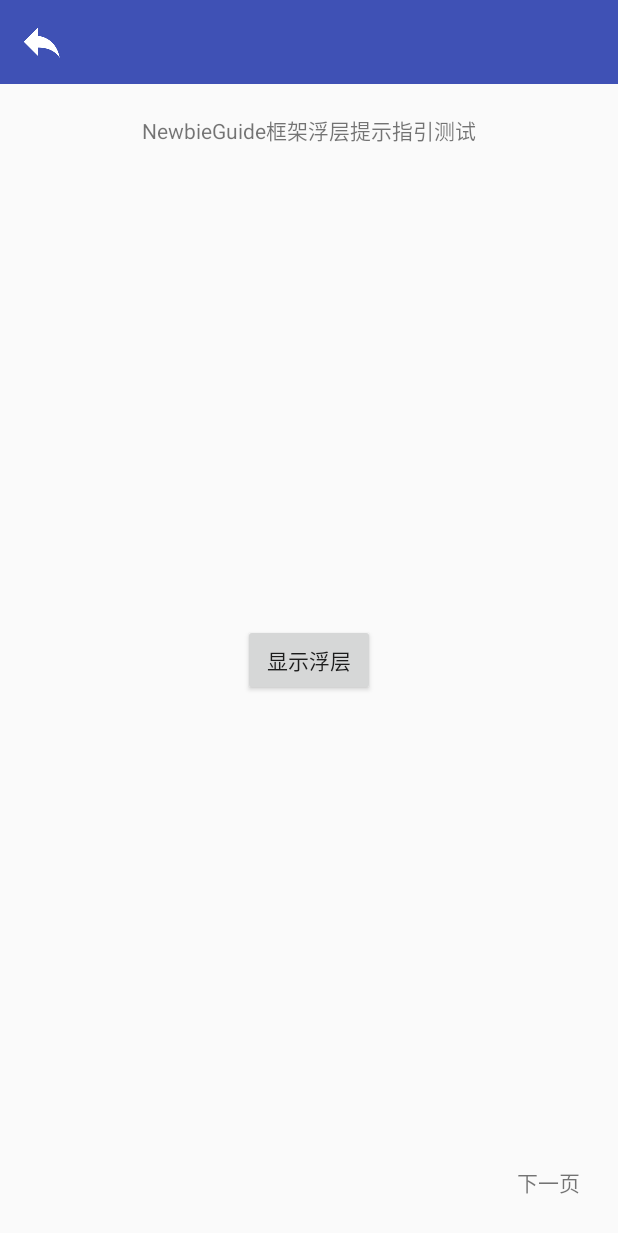
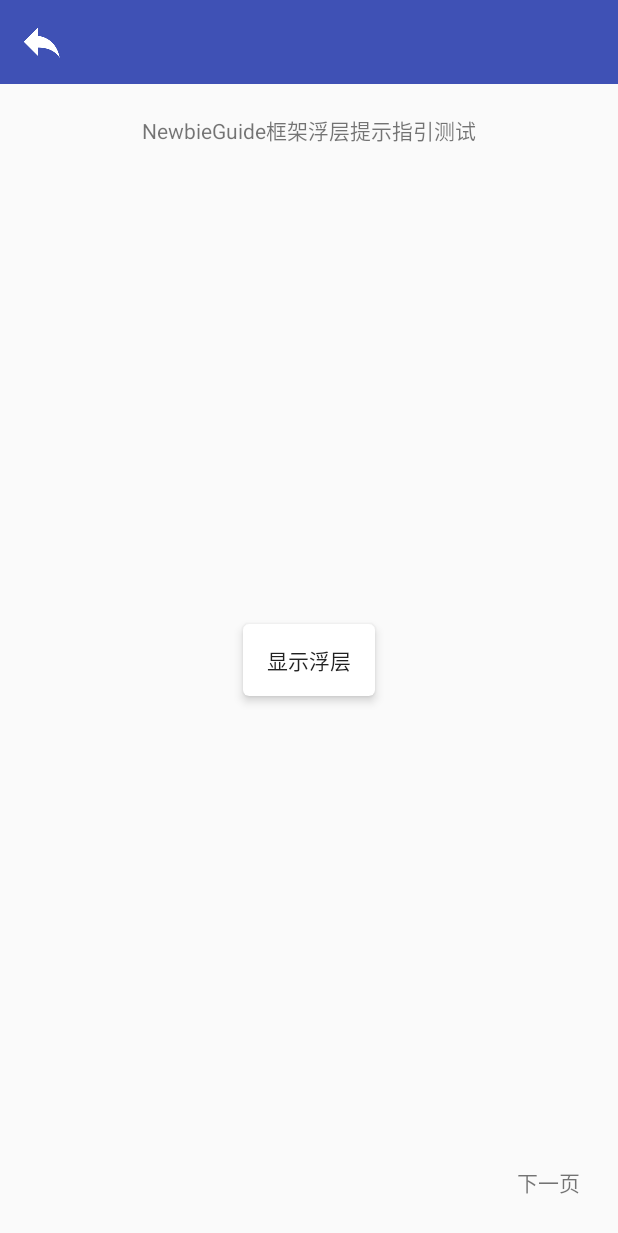
Before and after one commit to WeiRing/TestProject, an Android app: the NewbieGuideActivity screen opened directly, with no data from a screen before it, on a phone screen of 412 x 824 dp. Shown: the top 1233 px of the screen. Run offline under Robolectric (Android 15) with nearby library versions, the phone set to English and light mode, and no system bars; libraries missing offline, so code that uses them is left out: com.app.hubert, com.blankj.utilcode; 1 statement that could not run was skipped.

```diff
--- a/app/build.gradle
+++ b/app/build.gradle
@@ -54,7 +54,7 @@ dependencies {
     compile 'com.android.support:cardview-v7:25.3.1'
     compile 'com.android.support:recyclerview-v7:25.3.1'
     compile 'com.github.tosslife:pullloadview:1.0.2'
-    compile 'com.blankj:utilcode:1.7.1'
+    compile 'com.blankj:utilcode:1.9.0'
     compile 'org.greenrobot:greendao:3.2.0'
     compile 'com.jakewharton:butterknife:7.0.1'
     compile 'io.reactivex:rxjava:1.0.14'
@@ -70,6 +70,7 @@ dependencies {
     compile 'com.android.support:support-v4:25.3.1'
     compile 'com.github.huburt-Hu:NewbieGuide:v1.0.2'
     compile 'com.github.Othershe:NiceDialog:1.1.2'
+    compile 'com.zhy:base-rvadapter:3.0.3'
     compile 'com.android.support:design:25.3.1'
     testCompile 'junit:junit:4.12'
 }
--- a/app/src/main/AndroidManifest.xml
+++ b/app/src/main/AndroidManifest.xml
@@ -5,7 +5,7 @@
     <application
         android:name=".MyApplication"
         android:allowBackup="true"
-        android:icon="@mipmap/ic_launcher"
+        android:icon="@mipmap/code_util_icon"
         android:label="@string/app_name"
         android:supportsRtl="true"
         android:theme="@style/AppTheme">
--- a/app/src/main/java/com/linjiawei/mytestdemo/MyApplication.java
+++ b/app/src/main/java/com/linjiawei/mytestdemo/MyApplication.java
@@ -24,7 +24,7 @@ public class MyApplication extends Application {
 
     //初始化标记2 初始化万能工具类
     private void initUtilCode(){
-        Utils.init(mContext);
+        Utils.init(this);
     }
 
 }
--- a/app/src/main/res/layout/activity_newbie_guide.xml
+++ b/app/src/main/res/layout/activity_newbie_guide.xml
@@ -15,12 +15,22 @@
         android:layout_marginTop="20dp"
         android:text="NewbieGuide框架浮层提示指引测试"/>
 
-    <Button
-        android:onClick="showNewbieGuide"
-        android:text="显示浮层"
+    <android.support.v7.widget.CardView
+        android:layout_width="wrap_content"
+        android:layout_height="wrap_content"
         android:layout_centerInParent="true"
-        android:layout_width="wrap_content"
-        android:layout_height="wrap_content"/>
+        app:cardCornerRadius="4dp"
+        app:cardElevation="4dp">
+
+        <Button
+            android:layout_width="wrap_content"
+            android:layout_height="wrap_content"
+            android:background="@null"
+            android:onClick="showNewbieGuide"
+            android:text="显示浮层"/>
+
+    </android.support.v7.widget.CardView>
+
 
     <TextView
         android:id="@+id/nextPageBtn"
--- a/build.gradle
+++ b/build.gradle
@@ -16,6 +16,7 @@ buildscript {
 allprojects {
     repositories {
         jcenter()
+        maven { url 'https://jitpack.io' }//引入NewbieGuide指引框架使用
     }
 }
 
```
Also changed, not shown: app/src/main/java/com/linjiawei/mytestdemo/MainActivity.java (+20 -3 lines), app/src/main/java/com/linjiawei/mytestdemo/rxandroid/RxAndroidActivity.java (+59 -0 lines), app/src/main/res/mipmap-xxhdpi/code_util_icon.png (added).
